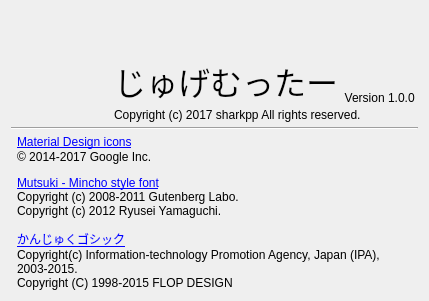
First picture: the form in src/views/viewsettingaboutpage.ui, repository sharkpp/Jugemutter, before the edit.
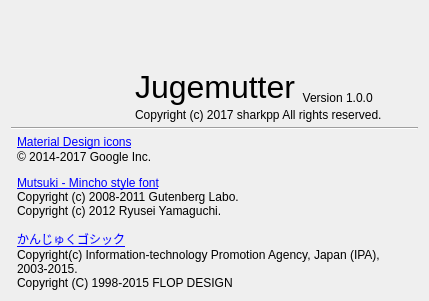
Second picture: the form after the edit. Icons and pictures are not drawn.

```diff
--- a/src/views/viewsettingaboutpage.ui
+++ b/src/views/viewsettingaboutpage.ui
@@ -111,7 +111,7 @@
               </font>
              </property>
              <property name="text">
-              <string>じゅげむったー</string>
+              <string>Jugemutter</string>
              </property>
              <property name="textInteractionFlags">
               <set>Qt::NoTextInteraction</set>
```
Left out of the diff: 10 changed lines with no effect on the pictures.
